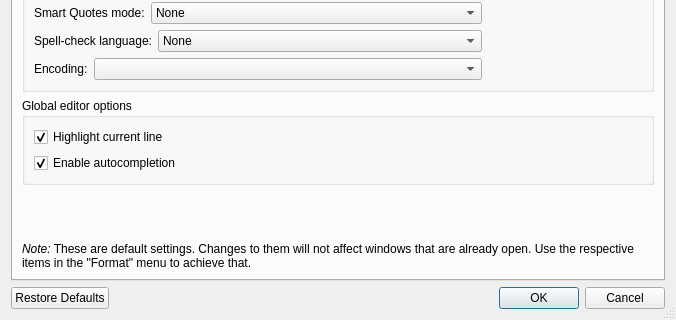
First picture: the form in src/PrefsDialog.ui, repository TeXworks/texworks, before the edit; both pictures show x 0 to 676 and y 214 to 534 of the 676 by 534 pixel window.
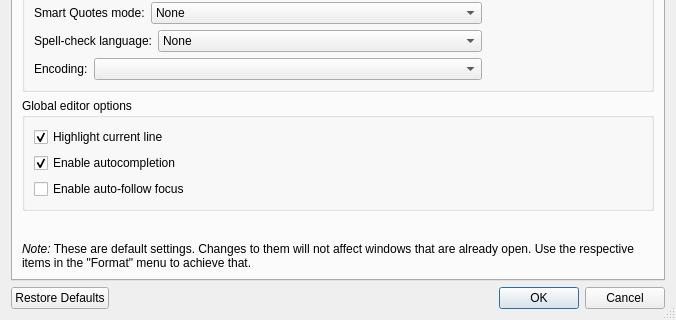
Second picture: the form after the edit. The open tabs and pages were chosen to show the change. Icons and pictures are not drawn. Custom widgets are drawn as their Qt base class.

Commit message: Make "Auto-Follow Focus" configurable in the preferences (fixes #412)

The edit to the form file:
```diff
--- a/src/PrefsDialog.ui
+++ b/src/PrefsDialog.ui
@@ -520,6 +520,13 @@
             </property>
            </widget>
           </item>
+          <item row="2" column="0">
+           <widget class="QCheckBox" name="autoFollowFocusEnabled">
+            <property name="text">
+             <string>Enable auto-follow focus</string>
+            </property>
+           </widget>
+          </item>
          </layout>
         </widget>
        </item>
```
The commit also changes 3 other files.
